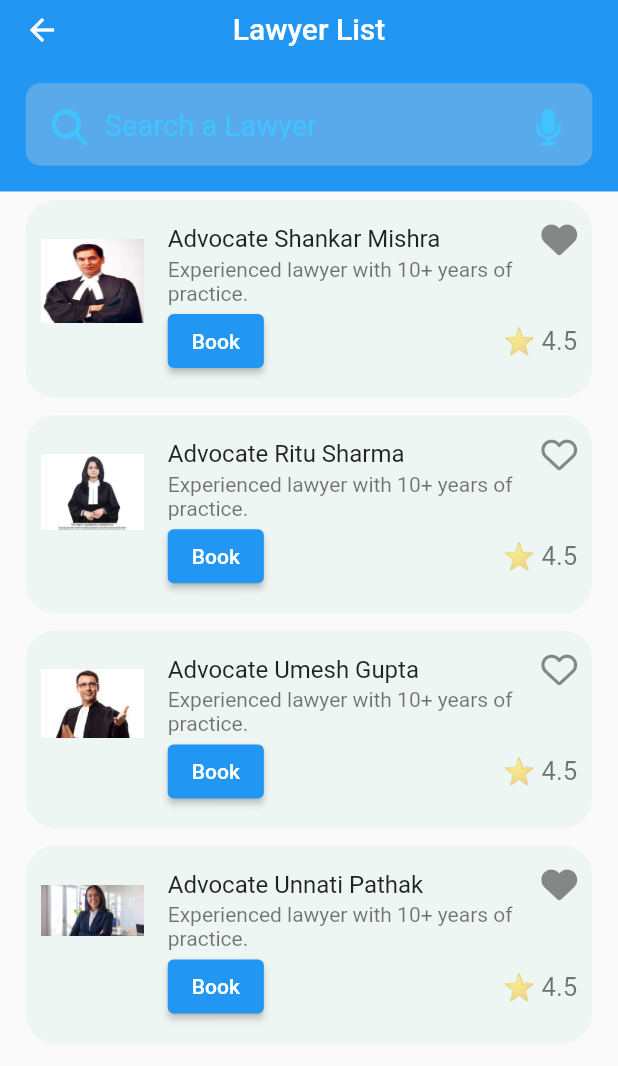
After one commit to ShahnawazDev/nyay, a Flutter app: the HomePage screen opened directly, after a tap on "Find a Lawyer", on a phone screen of 412 x 824 dp. The commit adds this screen. Shown: the top 1066 px of the screen. Run offline on Flutter 3.47's test engine with Material 2 defaults, Android fonts, the phone set to English and light mode, and no system bars; our stand-ins replace flutter_native_splash, flutter_screenutil, font_awesome_flutter, google_nav_bar, introduction_screen.

Commit message:
partially completed lawyer list page

```diff
--- /dev/null
+++ b/lib/components/my_search_bar.dart
@@ -0,0 +1,46 @@
+
+import 'package:flutter/material.dart';
+import 'package:flutter_screenutil/flutter_screenutil.dart';
+import 'package:font_awesome_flutter/font_awesome_flutter.dart';
+
+
+class MySearchBar extends StatelessWidget {
+  const MySearchBar({
+    super.key,
+  });
+
+  @override
+  Widget build(BuildContext context) {
+    return Container(
+      margin: EdgeInsets.all(15.w),
+      padding: EdgeInsets.all(15.w),
+      height: 46.h,
+      width: 350.w,
+      decoration: BoxDecoration(
+        color: const Color.fromRGBO(217, 217, 217, 0.3),
+        borderRadius: BorderRadius.circular(10),
+      ),
+      child: Row(
+        children: [
+          const Icon(
+            FontAwesomeIcons.magnifyingGlass,
+            color: Colors.lightBlueAccent,
+          ),
+          SizedBox(
+            width: 10.w,
+          ),
+          Expanded(
+              child: Text(
+                "Search a Lawyer",
+                style:
+                TextStyle(color: Colors.lightBlueAccent, fontSize: 17.w),
+              )),
+          const Icon(
+            FontAwesomeIcons.microphone,
+            color: Colors.lightBlueAccent,
+          ),
+        ],
+      ),
+    );
+  }
+}
--- /dev/null
+++ b/lib/model/lawyer.dart
@@ -0,0 +1,47 @@
+class Lawyer {
+  final String name;
+  final String phoneNumber;
+  final String address;
+  final double pricing;
+  final String imageUrl;
+  final String description;
+  final double rating; // Added rating property (up to 5 stars)
+  final bool isFavorite; // Added favorite status property
+
+  Lawyer({
+    required this.name,
+    required this.phoneNumber,
+    required this.address,
+    required this.pricing,
+    required this.imageUrl,
+    required this.description,
+    required this.rating,
+    required this.isFavorite,
+  });
+
+  factory Lawyer.fromJson(Map<String, dynamic> json) {
+    return Lawyer(
+      name: json['name'] ?? '',
+      phoneNumber: json['phoneNumber'] ?? '',
+      address: json['address'] ?? '',
+      pricing: json['pricing'] ?? 0.0,
+      imageUrl: json['imageUrl'] ?? '',
+      description: json['description'] ?? '',
+      rating: json['rating'] ?? 0.0,
+      isFavorite: json['isFavorite'] ?? false,
+    );
+  }
+
+  Map<String, dynamic> toJson() {
+    return {
+      'name': name,
+      'phoneNumber': phoneNumber,
+      'address': address,
+      'pricing': pricing,
+      'imageUrl': imageUrl,
+      'description': description,
+      'rating': rating,
+      'isFavorite': isFavorite,
+    };
+  }
+}
--- a/lib/pages/home_page.dart
+++ b/lib/pages/home_page.dart
@@ -2,6 +2,8 @@ import 'package:flutter/material.dart';
 import 'package:flutter_screenutil/flutter_screenutil.dart';
 import 'package:font_awesome_flutter/font_awesome_flutter.dart';
 import 'package:nyay/components/recent_lawyer_card.dart';
+import 'package:nyay/components/my_search_bar.dart';
+import 'package:nyay/pages/lawyer_list_page.dart';
 
 class HomePage extends StatefulWidget {
   const HomePage({super.key});
@@ -57,37 +59,7 @@ class _HomePageState extends State<HomePage> {
               ),
             ],
           ),
-          Container(
-            margin: EdgeInsets.all(15.w),
-            padding: EdgeInsets.all(15.w),
-            height: 46.h,
-            width: 350.w,
-            decoration: BoxDecoration(
-              color: const Color.fromRGBO(217, 217, 217, 0.3),
-              borderRadius: BorderRadius.circular(10),
-            ),
-            child: Row(
-              children: [
-                const Icon(
-                  FontAwesomeIcons.magnifyingGlass,
-                  color: Colors.lightBlueAccent,
-                ),
-                SizedBox(
-                  width: 10.w,
-                ),
-                Expanded(
-                    child: Text(
-                  "Search a Lawyer",
-                  style:
-                      TextStyle(color: Colors.lightBlueAccent, fontSize: 17.w),
-                )),
-                const Icon(
-                  FontAwesomeIcons.microphone,
-                  color: Colors.lightBlueAccent,
-                ),
-              ],
-            ),
-          ),
+          const MySearchBar(),
           Padding(
             padding: EdgeInsets.symmetric(horizontal: 20.0.w, vertical: 10.0.w),
             child: Text(
@@ -125,9 +97,11 @@ class _HomePageState extends State<HomePage> {
               children: [
                 CategoriesCard(
                   text: "Find a Lawyer",
+                  cardIndex: 0,
                 ),
                 CategoriesCard(
                   text: "Case Profile",
+                  cardIndex: 1,
                 ),
               ],
             ),
@@ -138,9 +112,11 @@ class _HomePageState extends State<HomePage> {
               children: [
                 CategoriesCard(
                   text: "Legal Aid",
+                  cardIndex: 2,
                 ),
                 CategoriesCard(
                   text: "Rehabilitation",
+                  cardIndex: 3,
                 ),
               ],
             ),
@@ -152,15 +128,34 @@ class _HomePageState extends State<HomePage> {
 }
 
 class CategoriesCard extends StatelessWidget {
-  const CategoriesCard({super.key, required this.text});
+  const CategoriesCard({super.key, required this.text,required this.cardIndex});
 
   final String text;
+  final int cardIndex;
+
+  static Map<int, Widget> destinationPages = {
+    0: LawyerListPage(),
+    1: LawyerListPage(),
+    2: LawyerListPage(),
+    3: LawyerListPage(),
+    // Add more categories and corresponding pages here
+  };
 
   @override
   Widget build(BuildContext context) {
     return Expanded(
+      child: GestureDetector(
+        onTap: (){
+          if (destinationPages.containsKey(cardIndex)) {
+            // Navigator.of(context).push(destinationPages[cardIndex]!,
+            Navigator.push(context,MaterialPageRoute(
+              builder: (context) => destinationPages[cardIndex]!,
+            ),
+          );
+          }
+        },
         child: Card(
-        color: Color.fromRGBO(244, 244, 244, 1),
+          color: const Color.fromRGBO(244, 244, 244, 1),
           child: Padding(
             padding: EdgeInsets.symmetric(horizontal: 20.0.w, vertical: 30.0.h),
             child: Text(
@@ -174,6 +169,7 @@ class CategoriesCard extends StatelessWidget {
             ),
           ),
         ),
+      ),
     );
   }
 }
--- /dev/null
+++ b/lib/pages/lawyer_list_page.dart
@@ -0,0 +1,136 @@
+import 'package:flutter/material.dart';
+import 'package:flutter_screenutil/flutter_screenutil.dart';
+import 'package:font_awesome_flutter/font_awesome_flutter.dart';
+import 'package:nyay/components/my_search_bar.dart';
+import 'package:nyay/model/lawyer.dart';
+
+class LawyerListPage extends StatelessWidget {
+  final List<Lawyer> lawyers = [
+    Lawyer(
+      name: 'Advocate Shankar Mishra',
+      imageUrl: 'assets/images/lawyers_profile/shankar_mishra.jpeg',
+      pricing: 200.0,
+      phoneNumber: '123-456-7890',
+      address: '123 Main St, Ghaziabad',
+      description: 'Experienced lawyer with 10+ years of practice.',
+      rating: 4.5,
+      isFavorite: true,
+    ),
+    Lawyer(
+      name: 'Advocate Ritu Sharma',
+      imageUrl: 'assets/images/lawyers_profile/ritu_sharma.jpeg',
+      pricing: 200.0,
+      phoneNumber: '123-456-7890',
+      address: '123 Main St, Ghaziabad',
+      description: 'Experienced lawyer with 10+ years of practice.',
+      rating: 4.5,
+      isFavorite: false,
+    ),
+    Lawyer(
+      name: 'Advocate Umesh Gupta',
+      imageUrl: 'assets/images/lawyers_profile/umesh_gupta.jpeg',
+      pricing: 200.0,
+      phoneNumber: '123-456-7890',
+      address: '123 Main St, Ghaziabad',
+      description: 'Experienced lawyer with 10+ years of practice.',
+      rating: 4.5,
+      isFavorite: false,
+    ),
+    Lawyer(
+      name: 'Advocate Unnati Pathak',
+      imageUrl: 'assets/images/lawyers_profile/unnati_pathak.png',
+      pricing: 200.0,
+      phoneNumber: '123-456-7890',
+      address: '123 Main St, Ghaziabad',
+      description: 'Experienced lawyer with 10+ years of practice.',
+      rating: 4.5,
+      isFavorite: true,
+    ),
+    // Add more lawyer data here...
+  ];
+
+  LawyerListPage({super.key});
+
+  @override
+  Widget build(BuildContext context) {
+    return Scaffold(
+      appBar: AppBar(
+        centerTitle: true,
+        title: Text('Lawyer List'),
+        elevation: 0,
+        // backgroundColor: Colors.blue,
+        bottom: PreferredSize(child: MySearchBar(), preferredSize: Size.fromHeight(60.0.h)),
+      ),
+      body: ListView.builder(
+        itemCount: lawyers.length,
+        itemBuilder: (context, index) {
+          final lawyer = lawyers[index];
+          return LawyerTile(lawyer: lawyer);
+        },
+      ),
+    );
+  }
+}
+
+class LawyerTile extends StatelessWidget {
+final Lawyer lawyer;
+
+const LawyerTile({super.key, required this.lawyer});
+
+@override
+Widget build(BuildContext context) {
+  return Container(
+    margin: EdgeInsets.symmetric(horizontal: 15.w,vertical: 5.w),
+
+
+    decoration: BoxDecoration(
+      borderRadius: BorderRadius.circular(20),
+      color: Color.fromRGBO(210, 235, 231, 0.3)
+    ),
+    child: ListTile(
+
+      contentPadding: EdgeInsets.all(10),
+      leading: Container(
+        // width: 100.w,
+        child: Image.asset(
+          lawyer.imageUrl,
+          width: 60.w,
+          // height: 10.w,
+          fit: BoxFit.fill,
+        ),
+      ),
+      title: Row(
+        mainAxisAlignment: MainAxisAlignment.spaceBetween,
+        children: [
+          Text(lawyer.name),
+          lawyer.isFavorite ? const FaIcon(FontAwesomeIcons.solidHeart): const FaIcon(FontAwesomeIcons.heart),
+          // Text('Favorite: ${lawyer.isFavorite ? 'Yes' : 'No'}'),
+        ],
+      ),
+
+      subtitle: Column(
+        crossAxisAlignment: CrossAxisAlignment.start,
+        children: [
+
+          Text(lawyer.description),
+          Row(
+            mainAxisAlignment: MainAxisAlignment.spaceBetween,
+            children: [
+              ElevatedButton(
+
+                onPressed: () {
+                  // Handle booking action
+                },
+                child: Text('Book'),
+              ),
+
+              Text('⭐ ${lawyer.rating}',
+              style: TextStyle(fontSize: 15.w,),),
+            ],
+          ),
+        ],
+      ),
+    ),
+  );
+}
+}
```
Also changed, not shown: lib/pages/lawyer_detail_page.dart (added). Lines whose indentation alone changed are shown as unchanged.
